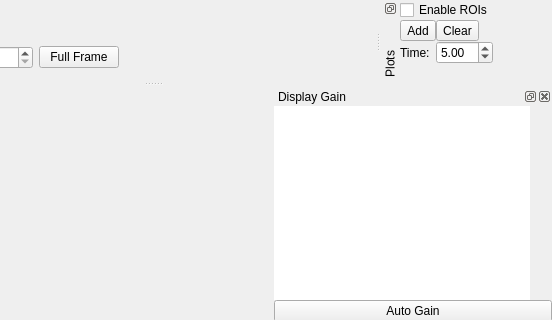
The window that lib/modules/Camera/CameraTemplate.ui (acq4/acq4) describes before a commit, drawn with Qt 5; both pictures show x 247 to 799 and y 0 to 320 of the 799 by 600 pixel window.
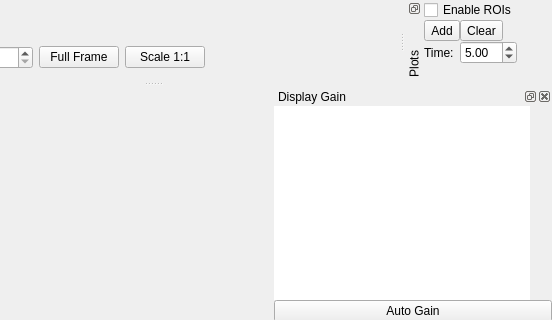
The same window after the commit. Custom widgets are drawn as their Qt base class.

Patch:
```diff
--- a/lib/modules/Camera/CameraTemplate.ui
+++ b/lib/modules/Camera/CameraTemplate.ui
@@ -177,6 +177,16 @@
          </property>
         </widget>
        </item>
+       <item>
+        <widget class="QPushButton" name="scaleToImageBtn">
+         <property name="toolTip">
+          <string>Scales the view such that camera pixels match screen pixels exactly. This can increase the rate frames are displayed (does not affect the acquisition rate, though).</string>
+         </property>
+         <property name="text">
+          <string>Scale 1:1</string>
+         </property>
+        </widget>
+       </item>
        <item>
         <spacer>
          <property name="orientation">
```
